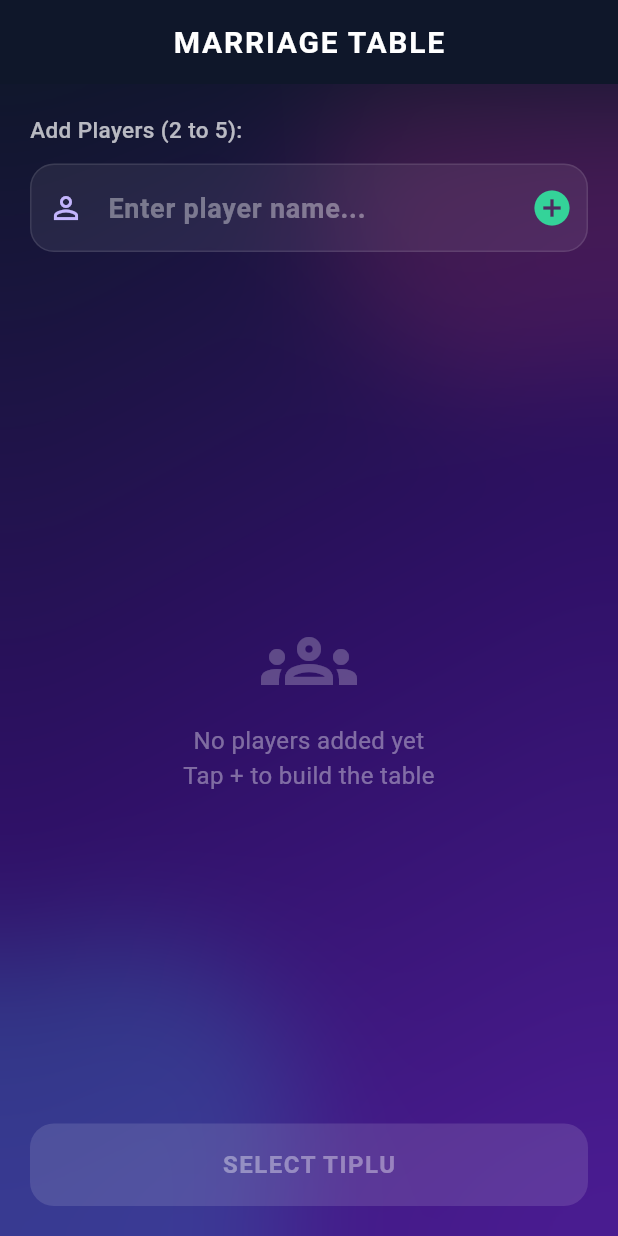
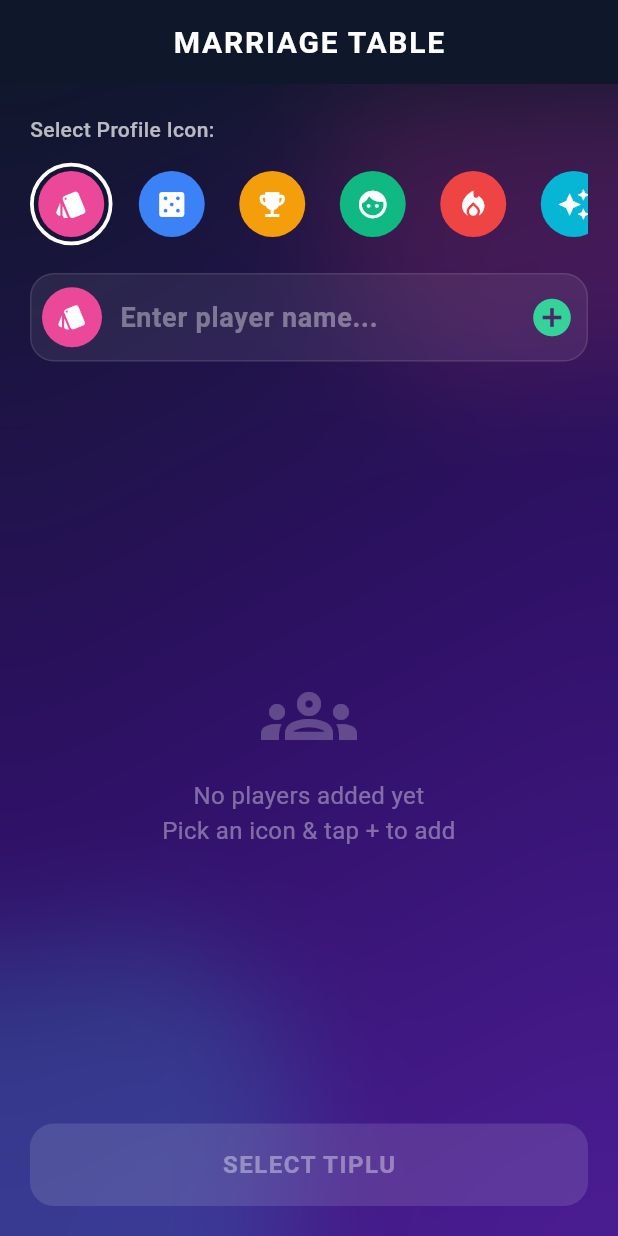
Before and after one commit to DumbDeV-cs/maal_counter, a Flutter app: the screen it shows after launch, on a phone screen of 412 x 824 dp. Run offline on Flutter 3.47's test engine with Material 3 defaults, Android fonts, the phone set to English and light mode, and no system bars.

Commit message:
Added avatar/profile picture selection for each player

```diff
--- a/lib/main.dart
+++ b/lib/main.dart
@@ -3,6 +3,51 @@ import 'dart:ui';
 
 void main() {
   runApp(const MarriageCounterApp());
+}
+
+// Avatar Model
+class AvatarData {
+  final IconData icon;
+  final Color color;
+  final String name;
+
+  const AvatarData({required this.icon, required this.color, required this.name});
+}
+
+const List<AvatarData> availableAvatars = [
+  AvatarData(icon: Icons.style, color: Color(0xFFEC4899), name: 'Cards'),
+  AvatarData(icon: Icons.casino, color: Color(0xFF3B82F6), name: 'Dice'),
+  AvatarData(icon: Icons.emoji_events, color: Color(0xFFF59E0B), name: 'Trophy'),
+  AvatarData(icon: Icons.face, color: Color(0xFF10B981), name: 'King'),
+  AvatarData(icon: Icons.local_fire_department, color: Color(0xFFEF4444), name: 'Fire'),
+  AvatarData(icon: Icons.auto_awesome, color: Color(0xFF06B6D4), name: 'Star'),
+  AvatarData(icon: Icons.psychology, color: Color(0xFF8B5CF6), name: 'Brain'),
+  AvatarData(icon: Icons.sports_esports, color: Color(0xFF6366F1), name: 'Gamer'),
+];
+
+// Player Model
+class Player {
+  final String name;
+  final int avatarIndex;
+  final PlayerMaal maal;
+
+  Player({required this.name, required this.avatarIndex}) : maal = PlayerMaal();
+}
+
+// Model for Player Maal Options
+class PlayerMaal {
+  bool hasMarriage = false; // 10 pts
+  bool hasTunnel = false;   // 5 pts
+  bool hasTiplu = false;    // 3 pts
+  bool hasAlte = false;     // 3 pts
+  bool hasJhal = false;     // 3 pts
+
+  int get totalPoints =>
+    (hasMarriage ? 10 : 0) +
+    (hasTunnel ? 5 : 0) +
+    (hasTiplu ? 3 : 0) +
+    (hasAlte ? 3 : 0) +
+    (hasJhal ? 3 : 0);
 }
 
 class MarriageCounterApp extends StatelessWidget {
@@ -17,8 +62,8 @@ class MarriageCounterApp extends StatelessWidget {
         brightness: Brightness.dark,
         scaffoldBackgroundColor: const Color(0xFF0F172A),
         colorScheme: const ColorScheme.dark(
-          primary: Color(0xFF8B5CF6), // Vibrant Violet
-          secondary: Color(0xFF10B981), // Mint Green
+          primary: Color(0xFF8B5CF6),
+          secondary: Color(0xFF10B981),
           surface: Color(0xFF1E1B4B),
         ),
         appBarTheme: const AppBarTheme(
@@ -35,25 +80,7 @@ class MarriageCounterApp extends StatelessWidget {
   }
 }
 
-// Model for Player Maal Options
-class PlayerMaal {
-  bool hasMarriage = false; // 10 pts
-  bool hasTunnel = false;   // 5 pts
-  bool hasTiplu = false;    // 3 pts
-  bool hasAlte = false;     // 3 pts
-  bool hasJhal = false;     // 3 pts
-  int extraPoints = 0;      // For any extra standard points
-
-  int get totalPoints =>
-    (hasMarriage ? 10 : 0) +
-    (hasTunnel ? 5 : 0) +
-    (hasTiplu ? 3 : 0) +
-    (hasAlte ? 3 : 0) +
-    (hasJhal ? 3 : 0) +
-    extraPoints;
-}
-
-// Gorgeous Gradient Background Wrapper
+// Gradient Background Wrapper
 class GradientBackground extends StatelessWidget {
   final Widget child;
   const GradientBackground({super.key, required this.child});
@@ -66,9 +93,9 @@ class GradientBackground extends StatelessWidget {
           begin: Alignment.topLeft,
           end: Alignment.bottomRight,
           colors: [
-            Color(0xFF0F172A), // Deep Slate Blue
-            Color(0xFF2E1065), // Rich Violet
-            Color(0xFF4C1D95), // Deep Purple
+            Color(0xFF0F172A),
+            Color(0xFF2E1065),
+            Color(0xFF4C1D95),
           ],
         ),
       ),
@@ -119,19 +146,29 @@ class GameSetupScreen extends StatefulWidget {
 
 class _GameSetupScreenState extends State<GameSetupScreen> {
   final TextEditingController _playerController = TextEditingController();
-  final List<String> _players = [];
+  final List<Player> _players = [];
+  int _selectedAvatarIndex = 0;
 
   void _addPlayer() {
     if (_playerController.text.trim().isNotEmpty && _players.length < 5) {
       setState(() {
-        _players.add(_playerController.text.trim().toUpperCase());
+        _players.add(
+          Player(
+            name: _playerController.text.trim().toUpperCase(),
+            avatarIndex: _selectedAvatarIndex,
+          ),
+        );
         _playerController.clear();
+        // Cycle to next avatar automatically for convenience
+        _selectedAvatarIndex = (_selectedAvatarIndex + 1) % availableAvatars.length;
       });
     }
   }
 
   @override
   Widget build(BuildContext context) {
+    final activeAvatar = availableAvatars[_selectedAvatarIndex];
+
     return Scaffold(
       appBar: AppBar(title: const Text('MARRIAGE TABLE')),
       body: GradientBackground(
@@ -141,10 +178,43 @@ class _GameSetupScreenState extends State<GameSetupScreen> {
             crossAxisAlignment: CrossAxisAlignment.stretch,
             children: [
               const Text(
-                'Add Players (2 to 5):',
-                style: TextStyle(fontSize: 15, color: Colors.white70, fontWeight: FontWeight.w500),
+                'Select Profile Icon:',
+                style: TextStyle(fontSize: 14, color: Colors.white70, fontWeight: FontWeight.w500),
               ),
-              const SizedBox(height: 12),
+              const SizedBox(height: 10),
+              // Avatar Selection Bar
+              SizedBox(
+                height: 60,
+                child: ListView.builder(
+                  scrollDirection: Axis.horizontal,
+                  itemCount: availableAvatars.length,
+                  itemBuilder: (context, index) {
+                    final avatar = availableAvatars[index];
+                    final isSelected = index == _selectedAvatarIndex;
+                    return GestureDetector(
+                      onTap: () => setState(() => _selectedAvatarIndex = index),
+                      child: Container(
+                        margin: const EdgeInsets.only(right: 12),
+                        padding: const EdgeInsets.all(3),
+                        decoration: BoxDecoration(
+                          shape: BoxShape.circle,
+                          border: Border.all(
+                            color: isSelected ? Colors.white : Colors.transparent,
+                            width: 2.5,
+                          ),
+                        ),
+                        child: CircleAvatar(
+                          backgroundColor: avatar.color,
+                          radius: 22,
+                          child: Icon(avatar.icon, color: Colors.white, size: 22),
+                        ),
+                      ),
+                    );
+                  },
+                ),
+              ),
+              const SizedBox(height: 16),
+              // Input Field
               TextField(
                 controller: _playerController,
                 maxLength: 12,
@@ -155,9 +225,15 @@ class _GameSetupScreenState extends State<GameSetupScreen> {
                   hintStyle: const TextStyle(color: Colors.white38),
                   filled: true,
                   fillColor: Colors.white.withOpacity(0.07),
-                  prefixIcon: const Icon(Icons.person_outline, color: Color(0xFFC4B5FD)),
+                  prefixIcon: Padding(
+                    padding: const EdgeInsets.all(8.0),
+                    child: CircleAvatar(
+                      backgroundColor: activeAvatar.color,
+                      child: Icon(activeAvatar.icon, color: Colors.white, size: 20),
+                    ),
+                  ),
                   suffixIcon: IconButton(
-                    icon: const Icon(Icons.add_circle, color: Color(0xFF34D399), size: 28),
+                    icon: const Icon(Icons.add_circle, color: Color(0xFF34D399), size: 30),
                     onPressed: _players.length < 5 ? _addPlayer : null,
                   ),
                   border: OutlineInputBorder(
@@ -176,6 +252,7 @@ class _GameSetupScreenState extends State<GameSetupScreen> {
                 onSubmitted: (_) => _addPlayer(),
               ),
               const SizedBox(height: 20),
+              // Players List
               Expanded(
                 child: _players.isEmpty
                     ? const Center(
@@ -185,7 +262,7 @@ class _GameSetupScreenState extends State<GameSetupScreen> {
                             Icon(Icons.groups_outlined, size: 64, color: Colors.white24),
                             SizedBox(height: 10),
                             Text(
-                              'No players added yet\nTap + to build the table',
+                              'No players added yet\nPick an icon & tap + to add',
                               textAlign: TextAlign.center,
                               style: TextStyle(color: Colors.white38, fontSize: 16),
                             ),
@@ -195,6 +272,8 @@ class _GameSetupScreenState extends State<GameSetupScreen> {
                     : ListView.builder(
                         itemCount: _players.length,
                         itemBuilder: (context, index) {
+                          final player = _players[index];
+                          final avatar = availableAvatars[player.avatarIndex];
                           return Container(
                             margin: const EdgeInsets.only(bottom: 12),
                             decoration: BoxDecoration(
@@ -204,14 +283,11 @@ class _GameSetupScreenState extends State<GameSetupScreen> {
                             ),
                             child: ListTile(
                               leading: CircleAvatar(
-                                backgroundColor: const Color(0xFF8B5CF6).withOpacity(0.3),
-                                child: Text(
-                                  '${index + 1}',
-                                  style: const TextStyle(color: Color(0xFFC4B5FD), fontWeight: FontWeight.bold),
-                                ),
+                                backgroundColor: avatar.color,
+                                child: Icon(avatar.icon, color: Colors.white, size: 22),
                               ),
                               title: Text(
-                                _players[index],
+                                player.name,
                                 style: const TextStyle(color: Colors.white, fontWeight: FontWeight.bold, fontSize: 18),
                               ),
                               trailing: IconButton(
@@ -234,7 +310,6 @@ class _GameSetupScreenState extends State<GameSetupScreen> {
                   padding: const EdgeInsets.symmetric(vertical: 16),
                   shape: RoundedRectangleBorder(borderRadius: BorderRadius.circular(16)),
                   elevation: 8,
-                  shadowColor: const Color(0xFF8B5CF6).withOpacity(0.5),
                 ),
                 onPressed: _players.length >= 2
                     ? () {
@@ -258,7 +333,7 @@ class _GameSetupScreenState extends State<GameSetupScreen> {
 
 // 2. Tiplu Selection Screen
 class TipluSelectionScreen extends StatefulWidget {
-  final List<String> players;
+  final List<Player> players;
   const TipluSelectionScreen({super.key, required this.players});
 
   @override
@@ -387,9 +462,9 @@ class _TipluSelectionScreenState extends State<TipluSelectionScreen> {
   }
 }
 
-// 3. Maal Input Screen with Interactive Choice Chips
+// 3. Maal Input Screen
 class MaalInputScreen extends StatefulWidget {
-  final List<String> players;
+  final List<Player> players;
   final String tiplu;
 
   const MaalInputScreen({super.key, required this.players, required this.tiplu});
@@ -399,16 +474,6 @@ class MaalInputScreen extends StatefulWidget {
 }
 
 class _MaalInputScreenState extends State<MaalInputScreen> {
-  final Map<String, PlayerMaal> _playerMaalMap = {};
-
-  @override
-  void initState() {
-    super.initState();
-    for (var player in widget.players) {
-      _playerMaalMap[player] = PlayerMaal();
-    }
-  }
-
   @override
   Widget build(BuildContext context) {
     return Scaffold(
@@ -447,8 +512,10 @@ class _MaalInputScreenState extends State<MaalInputScreen> {
                 child: ListView.builder(
                   itemCount: widget.players.length,
                   itemBuilder: (context, index) {
-                    String player = widget.players[index];
-                    PlayerMaal maal = _playerMaalMap[player]!;
+                    final player = widget.players[index];
+                    final avatar = availableAvatars[player.avatarIndex];
+                    final maal = player.maal;
+
                     return Container(
                       margin: const EdgeInsets.only(bottom: 14),
                       decoration: BoxDecoration(
@@ -459,8 +526,12 @@ class _MaalInputScreenState extends State<MaalInputScreen> {
                       child: ExpansionTile(
                         collapsedIconColor: const Color(0xFFC4B5FD),
                         iconColor: const Color(0xFF34D399),
+                        leading: CircleAvatar(
+                          backgroundColor: avatar.color,
+                          child: Icon(avatar.icon, color: Colors.white, size: 20),
+                        ),
                         title: Text(
-                          player,
+                          player.name,
                           style: const TextStyle(fontSize: 18, fontWeight: FontWeight.bold, color: Colors.white),
                         ),
                         trailing: Container(
@@ -515,16 +586,11 @@ class _MaalInputScreenState extends State<MaalInputScreen> {
                   elevation: 8,
                 ),
                 onPressed: () {
-                  Map<String, int> finalPoints = {};
-                  _playerMaalMap.forEach((key, value) {
-                    finalPoints[key] = value.totalPoints;
-                  });
-
                   Navigator.push(
                     context,
                     MaterialPageRoute(
                       builder: (context) => ScoreSummaryScreen(
-                        playerPoints: finalPoints,
+                        players: widget.players,
                         tiplu: widget.tiplu,
                       ),
                     ),
@@ -563,21 +629,22 @@ class _MaalInputScreenState extends State<MaalInputScreen> {
 
 // 4. Score Summary Screen
 class ScoreSummaryScreen extends StatelessWidget {
-  final Map<String, int> playerPoints;
+  final List<Player> players;
   final String tiplu;
 
-  const ScoreSummaryScreen({super.key, required this.playerPoints, required this.tiplu});
+  const ScoreSummaryScreen({super.key, required this.players, required this.tiplu});
 
-  List<MapEntry<String, int>> _getSortedScores() {
-    var entries = playerPoints.entries.toList();
-    entries.sort((a, b) => b.value.compareTo(a.value));
-    return entries;
+  List<Player> _getSortedPlayers() {
+    List<Player> list = List.from(players);
+    list.sort((a, b) => b.maal.totalPoints.compareTo(a.maal.totalPoints));
+    return list;
   }
 
   @override
   Widget build(BuildContext context) {
-    final sortedScores = _getSortedScores();
-    final winner = sortedScores.first;
+    final sortedPlayers = _getSortedPlayers();
+    final winner = sortedPlayers.first;
+    final winnerAvatar = availableAvatars[winner.avatarIndex];
 
     return Scaffold(
       appBar: AppBar(title: const Text('GAME OVER')),
@@ -587,6 +654,7 @@ class ScoreSummaryScreen extends StatelessWidget {
           child: Column(
             crossAxisAlignment: CrossAxisAlignment.stretch,
             children: [
+              // Winner Card
               Container(
                 padding: const EdgeInsets.all(22),
                 decoration: BoxDecoration(
@@ -602,18 +670,26 @@ class ScoreSummaryScreen extends StatelessWidget {
                 ),
                 child: Column(
                   children: [
-                    const Icon(Icons.emoji_events, color: Colors.white, size: 40),
-                    const SizedBox(height: 8),
+                    CircleAvatar(
+                      radius: 32,
+                      backgroundColor: Colors.white.withOpacity(0.25),
+                      child: CircleAvatar(
+                        radius: 28,
+                        backgroundColor: winnerAvatar.color,
+                        child: Icon(winnerAvatar.icon, color: Colors.white, size: 32),
+                      ),
+                    ),
+                    const SizedBox(height: 10),
                     Text(
-                      winner.key,
+                      winner.name,
                       style: const TextStyle(fontSize: 26, fontWeight: FontWeight.bold, color: Colors.white),
                     ),
                     const SizedBox(height: 4),
                     const Text('WINS THE ROUND!', style: TextStyle(color: Colors.white70, fontSize: 14, fontWeight: FontWeight.w600)),
                     const SizedBox(height: 8),
                     Text(
-                      '${winner.value} Points',
-                      style: const TextStyle(fontSize: 18, color: Colors.white, fontWeight: FontWeight.bold),
+                      '${winner.maal.totalPoints} Points',
+                      style: const TextStyle(fontSize: 20, color: Colors.white, fontWeight: FontWeight.bold),
                     ),
                   ],
                 ),
@@ -623,10 +699,12 @@ class ScoreSummaryScreen extends StatelessWidget {
               const SizedBox(height: 10),
               Expanded(
                 child: ListView.builder(
-                  itemCount: sortedScores.length,
+                  itemCount: sortedPlayers.length,
                   itemBuilder: (context, index) {
-                    final entry = sortedScores[index];
+                    final player = sortedPlayers[index];
+                    final avatar = availableAvatars[player.avatarIndex];
                     final isWinner = index == 0;
+
                     return Container(
                       margin: const EdgeInsets.only(bottom: 10),
                       decoration: BoxDecoration(
@@ -636,14 +714,11 @@ class ScoreSummaryScreen extends StatelessWidget {
                       ),
                       child: ListTile(
                         leading: CircleAvatar(
-                          backgroundColor: isWinner ? Colors.amber.withOpacity(0.2) : Colors.white.withOpacity(0.1),
-                          child: Icon(
-                            isWinner ? Icons.military_tech : Icons.person,
-                            color: isWinner ? Colors.amberAccent : Colors.white70,
-                          ),
+                          backgroundColor: avatar.color,
+                          child: Icon(avatar.icon, color: Colors.white, size: 20),
                         ),
                         title: Text(
-                          entry.key,
+                          player.name,
                           style: TextStyle(
                             color: isWinner ? Colors.amberAccent : Colors.white,
                             fontWeight: FontWeight.bold,
@@ -651,7 +726,7 @@ class ScoreSummaryScreen extends StatelessWidget {
                           ),
                         ),
                         trailing: Text(
-                          '${entry.value} pts',
+                          '${player.maal.totalPoints} pts',
                           style: TextStyle(
                             fontSize: 20,
                             color: isWinner ? Colors.amberAccent : const Color(0xFF34D399),
```
